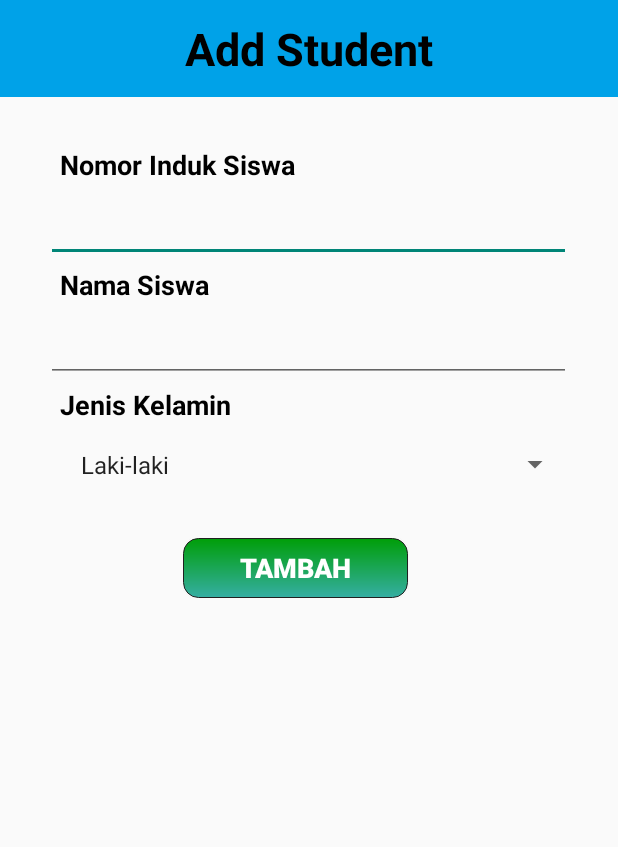
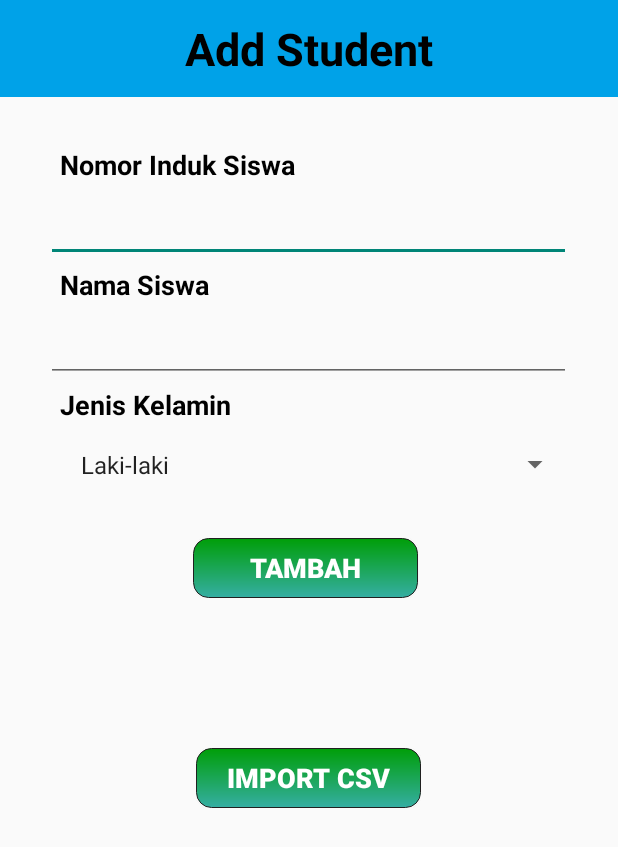
Before and after one commit to KryZer0/qrAbsen, an Android app: the FormSiswaActivity screen opened directly, with no data from a screen before it, on a phone screen of 412 x 824 dp. Shown: the top 847 px of the screen. Run offline under Robolectric (Android 15) with nearby library versions, the phone set to English and light mode, and no system bars; 2 statements that could not run were skipped.

Commit message:
Tambah fitur seperti import data dari file csv

```diff
--- a/app/src/main/AndroidManifest.xml
+++ b/app/src/main/AndroidManifest.xml
@@ -45,6 +45,7 @@
         <activity android:name=".DaftarSiswaActivity"/>
         <activity android:name=".FormSiswaActivity"
             android:launchMode="singleTask"/>
+        <activity android:name=".CsvImportActivity"/>
     </application>
 
 </manifest>
--- a/app/src/main/java/com/example/qrcodeabsen/ApiService.java
+++ b/app/src/main/java/com/example/qrcodeabsen/ApiService.java
@@ -2,13 +2,16 @@ package com.example.qrcodeabsen;
 
 import java.util.List;
 
+import okhttp3.MultipartBody;
 import okhttp3.ResponseBody;
 import retrofit2.Call;
 import retrofit2.http.Body;
 import retrofit2.http.GET;
+import retrofit2.http.Multipart;
 import retrofit2.http.PATCH;
 import retrofit2.http.POST;
 import retrofit2.http.PUT;
+import retrofit2.http.Part;
 import retrofit2.http.Path;
 
 public interface ApiService {
@@ -35,4 +38,8 @@ public interface ApiService {
 
     @GET("api/v1/generate-qr/{nisn}")
     Call<ResponseBody> generateQr(@Path("nisn") String nisn);
+
+    @Multipart
+    @POST("api/v1/siswa/store-batch")
+    Call<ResponseBody> uploadCsv(@Part MultipartBody.Part file);
 }
--- a/app/src/main/java/com/example/qrcodeabsen/DaftarSiswaActivity.java
+++ b/app/src/main/java/com/example/qrcodeabsen/DaftarSiswaActivity.java
@@ -151,7 +151,7 @@ public class DaftarSiswaActivity extends BaseActivity {
         tv.setGravity(Gravity.CENTER);
         tv.setPadding(16, 8, 16, 8);
         tv.setTextColor(Color.WHITE);
-        tv.setTextSize(22);
+        tv.setTextSize(18);
         tv.setBackgroundResource(R.drawable.squared_box);
         return tv;
     }
--- a/app/src/main/java/com/example/qrcodeabsen/FormSiswaActivity.java
+++ b/app/src/main/java/com/example/qrcodeabsen/FormSiswaActivity.java
@@ -26,7 +26,7 @@ public class FormSiswaActivity extends BaseActivity{
     private TextView header;
     private EditText nisn, nama;
     private Spinner jenis;
-    private Button submit;
+    private Button submit, file;
     private ImageButton qrCodeButton;
     private Toast toastMessage;
     private String status, oldnisn;
@@ -47,17 +47,23 @@ public class FormSiswaActivity extends BaseActivity{
         submit = findViewById(R.id.submitformsiswa);
         header = findViewById(R.id.headerTitle);
         qrCodeButton = findViewById(R.id.generateQr);
+        file = findViewById(R.id.filecsv);
         status = getIntent().getStringExtra("status");
+
         if (status.equals("edit")){
             header.setText(R.string.edit_siswa);
             submit.setText(R.string.edit);
             qrCodeButton.setVisibility(View.VISIBLE);
             qrCodeButton.setEnabled(true);
+            file.setVisibility(View.GONE);
+            file.setEnabled(false);
         } else {
             header.setText(R.string.tambah_siswa);
             submit.setText(R.string.tambah);
             qrCodeButton.setVisibility(View.INVISIBLE);
             qrCodeButton.setEnabled(false);
+            file.setVisibility(View.VISIBLE);
+            file.setEnabled(true);
         }
 
         ArrayAdapter<String> adapter = new ArrayAdapter<>(this, android.R.layout.simple_spinner_item, options);
@@ -69,6 +75,7 @@ public class FormSiswaActivity extends BaseActivity{
     private void setClickListener() {
         submit.setOnClickListener(v -> simpanData());
         qrCodeButton.setOnClickListener(v -> generateQr());
+        file.setOnClickListener(v -> CsvImport());
     }
     private void simpanData() {
         String nisnText = nisn.getText().toString();
@@ -197,4 +204,9 @@ public class FormSiswaActivity extends BaseActivity{
             }
         });
     }
+
+    private void CsvImport() {
+        Intent intent = new Intent(FormSiswaActivity.this, CsvImportActivity.class);
+        startActivity(intent);
+    }
 }
--- a/app/src/main/res/layout/activity_form_siswa.xml
+++ b/app/src/main/res/layout/activity_form_siswa.xml
@@ -92,12 +92,12 @@
         android:layout_height="wrap_content"
         android:layout_marginTop="24dp"
         android:layout_gravity="center|end">
+
         <Button
             android:id="@+id/submitformsiswa"
             android:layout_width="150dp"
             android:layout_height="40dp"
             android:background="@drawable/rounded_green_btn"
-            android:onClick="btnInput"
             android:text="@string/tambah"
             android:textColor="#fff"
             android:textSize="18dp"
@@ -108,10 +108,27 @@
             android:id="@+id/generateQr"
             android:layout_width="40dp"
             android:layout_height="40dp"
-            android:layout_marginStart="50dp"
+            android:layout_marginStart="43dp"
             android:layout_marginEnd="50dp"
             android:background="@drawable/rounded_blue_btn"
             android:scaleType="centerInside"
             android:src="@drawable/qr"/>
     </LinearLayout>
+
+    <LinearLayout
+        android:layout_width="wrap_content"
+        android:layout_height="wrap_content"
+        android:layout_marginTop="100dp"
+        android:layout_gravity="center">
+        <Button
+            android:id="@+id/filecsv"
+            android:layout_width="150dp"
+            android:layout_height="40dp"
+            android:background="@drawable/rounded_green_btn"
+            android:text="Import CSV"
+            android:textColor="#fff"
+            android:textSize="18sp"
+            android:textStyle="bold"
+            android:layout_gravity="center_horizontal"/>
+    </LinearLayout>
 </LinearLayout>
```
Also changed, not shown: app/src/main/java/com/example/qrcodeabsen/ApiUtils.java (+29 -0 lines), app/src/main/java/com/example/qrcodeabsen/CsvImportActivity.java (added, +121 -0 lines), app/src/main/res/layout/activity_import_csv.xml (added, +60 -0 lines).
